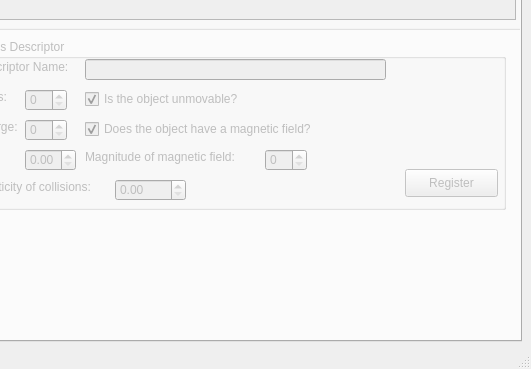
Above: Editor/Level_Designer/mainwindow.ui from kiseitai3/Engine_Eureka before the change; both pictures show x 488 to 1019 and y 284 to 653 of the 1019 by 653 pixel window. Below: the same form after it.
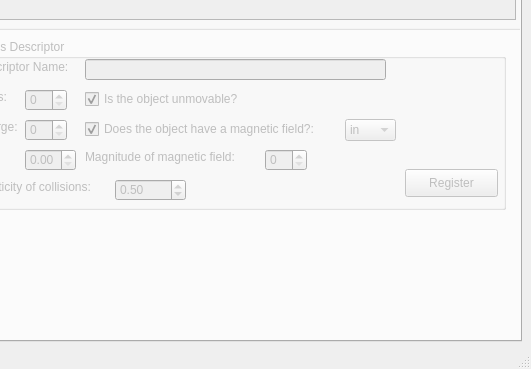
That is the form after the change.

Diff of the .ui file:
```diff
--- a/Editor/Level_Designer/mainwindow.ui
+++ b/Editor/Level_Designer/mainwindow.ui
@@ -975,7 +975,7 @@
            </rect>
           </property>
           <property name="text">
-           <string>Does the object have a magnetic field?</string>
+           <string>Does the object have a magnetic field?:</string>
           </property>
           <property name="checked">
            <bool>true</bool>
@@ -1026,6 +1026,15 @@
             <height>22</height>
            </rect>
           </property>
+          <property name="maximum">
+           <double>1.000000000000000</double>
+          </property>
+          <property name="singleStep">
+           <double>0.010000000000000</double>
+          </property>
+          <property name="value">
+           <double>0.500000000000000</double>
+          </property>
          </widget>
          <widget class="QPushButton" name="pbRegPhys">
           <property name="geometry">
@@ -1040,6 +1049,26 @@
            <string>Register</string>
           </property>
          </widget>
+         <widget class="QComboBox" name="cbMagneticDirection">
+          <property name="geometry">
+           <rect>
+            <x>380</x>
+            <y>80</y>
+            <width>51</width>
+            <height>22</height>
+           </rect>
+          </property>
+          <item>
+           <property name="text">
+            <string>in</string>
+           </property>
+          </item>
+          <item>
+           <property name="text">
+            <string>out</string>
+           </property>
+          </item>
+         </widget>
         </widget>
        </widget>
        <widget class="QWidget" name="tabAssets">
```
Left out of the diff: 15 changed lines with no effect on the pictures.
